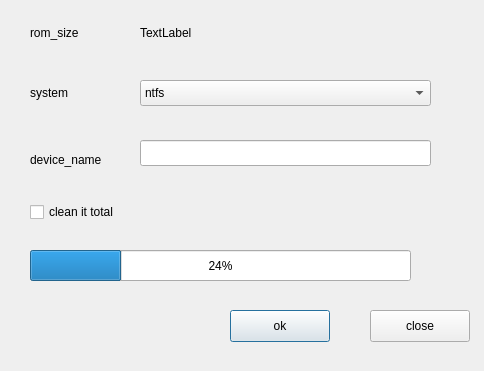
Qt form libpeony-qt/windows/format_dialog.ui (ukui/peony) before a commit.
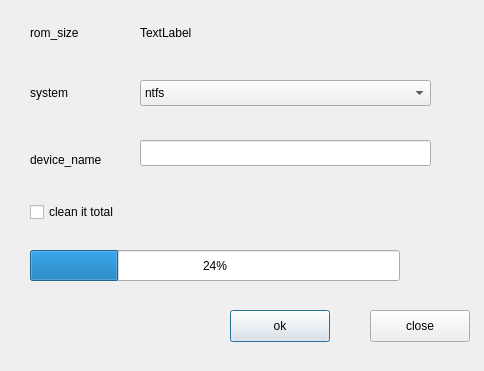
The same form after that commit.

Commit message: [Fix] resize components for #16 font Link #64949 #43948

Patch:
```diff
--- a/libpeony-qt/windows/format_dialog.ui
+++ b/libpeony-qt/windows/format_dialog.ui
@@ -140,7 +140,7 @@
     <rect>
      <x>30</x>
      <y>250</y>
-     <width>381</width>
+     <width>370</width>
      <height>31</height>
     </rect>
    </property>
@@ -151,9 +151,9 @@
   <widget class="QLabel" name="label_process">
    <property name="geometry">
     <rect>
-     <x>420</x>
+     <x>410</x>
      <y>250</y>
-     <width>51</width>
+     <width>55</width>
      <height>31</height>
     </rect>
    </property>
```
The commit also changes 1 other file.
